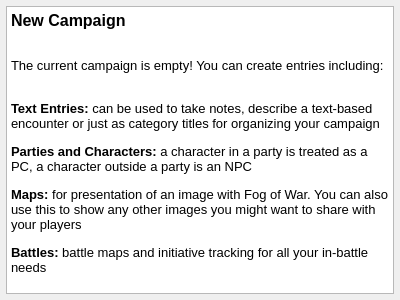
The window that DMHelper/src/emptycampaignframe.ui (MMetze/DMHelper) describes before a commit, drawn with Qt 5.
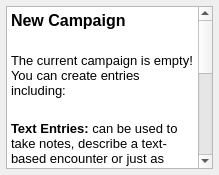
The same window after the commit. Icons and pictures are not drawn.

The edit to the form file:
```diff
--- a/DMHelper/src/emptycampaignframe.ui
+++ b/DMHelper/src/emptycampaignframe.ui
@@ -6,8 +6,8 @@
    <rect>
     <x>0</x>
     <y>0</y>
-    <width>400</width>
-    <height>300</height>
+    <width>219</width>
+    <height>175</height>
    </rect>
   </property>
   <property name="windowTitle">
@@ -38,7 +38,7 @@
       <string>&lt;!DOCTYPE HTML PUBLIC &quot;-//W3C//DTD HTML 4.0//EN&quot; &quot;http://www.w3.org/TR/REC-html40/strict.dtd&quot;&gt;
 &lt;html&gt;&lt;head&gt;&lt;meta name=&quot;qrichtext&quot; content=&quot;1&quot; /&gt;&lt;style type=&quot;text/css&quot;&gt;
 p, li { white-space: pre-wrap; }
-&lt;/style&gt;&lt;/head&gt;&lt;body style=&quot; font-family:'MS Shell Dlg 2'; font-size:7.875pt; font-weight:400; font-style:normal;&quot;&gt;
+&lt;/style&gt;&lt;/head&gt;&lt;body style=&quot; font-family:'MS Shell Dlg 2'; font-size:4.125pt; font-weight:400; font-style:normal;&quot;&gt;
 &lt;p style=&quot; margin-top:0px; margin-bottom:0px; margin-left:0px; margin-right:0px; -qt-block-indent:0; text-indent:0px;&quot;&gt;&lt;span style=&quot; font-family:'Arial'; font-size:12pt; font-weight:600;&quot;&gt;New Campaign&lt;/span&gt;&lt;/p&gt;
 &lt;p style=&quot; margin-top:0px; margin-bottom:0px; margin-left:0px; margin-right:0px; -qt-block-indent:0; text-indent:0px;&quot;&gt;&lt;span style=&quot; font-family:'Arial'; font-size:10pt;&quot;&gt;&lt;br /&gt;&lt;/span&gt;&lt;/p&gt;
 &lt;p style=&quot; margin-top:0px; margin-bottom:0px; margin-left:0px; margin-right:0px; -qt-block-indent:0; text-indent:0px;&quot;&gt;&lt;span style=&quot; font-family:'Arial'; font-size:10pt;&quot;&gt;The current campaign is empty! You can create entries including:&lt;/span&gt;&lt;/p&gt;
```
